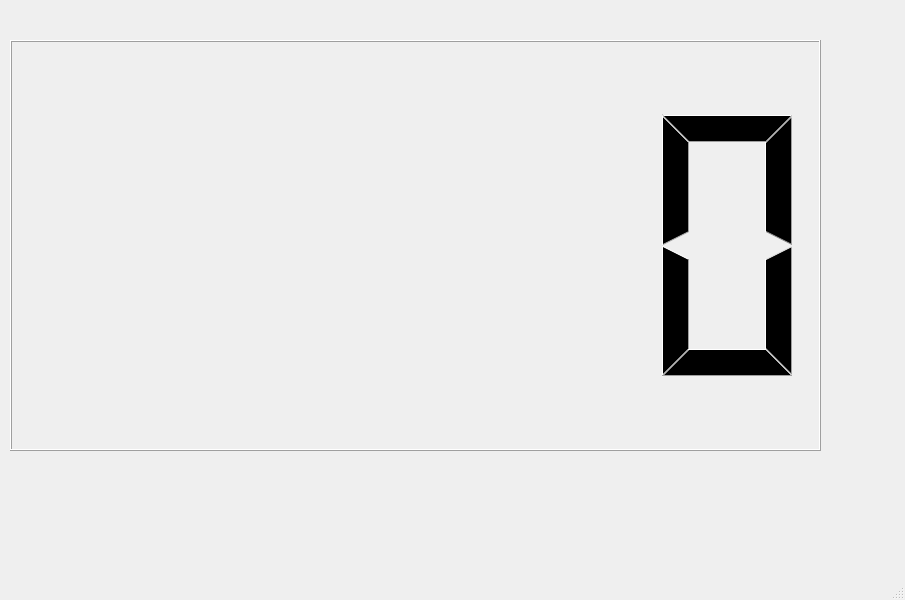
Before: the Qt Designer form main.ui in ceremcem/weighing-machine-testing, drawn with Qt 5.
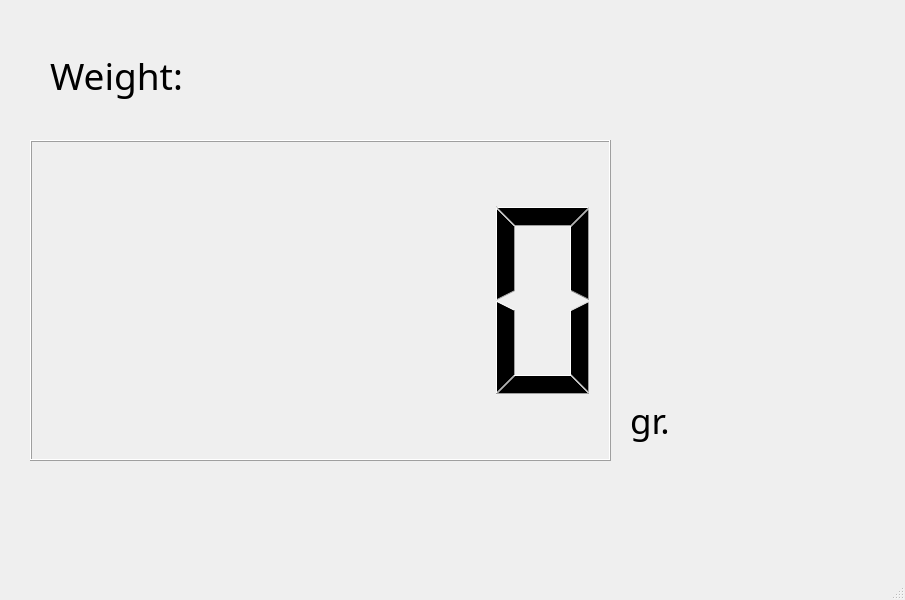
After: the same form once the commit is applied.

Diff of the .ui file:
```diff
--- a/main.ui
+++ b/main.ui
@@ -17,16 +17,54 @@
    <widget class="QLCDNumber" name="weight">
     <property name="geometry">
      <rect>
-      <x>10</x>
-      <y>40</y>
-      <width>811</width>
-      <height>411</height>
+      <x>30</x>
+      <y>140</y>
+      <width>581</width>
+      <height>321</height>
      </rect>
     </property>
     <property name="autoFillBackground">
      <bool>false</bool>
     </property>
    </widget>
+   <widget class="QLabel" name="label">
+    <property name="geometry">
+     <rect>
+      <x>50</x>
+      <y>50</y>
+      <width>491</width>
+      <height>51</height>
+     </rect>
+    </property>
+    <property name="font">
+     <font>
+      <family>Arial Black</family>
+      <pointsize>28</pointsize>
+     </font>
+    </property>
+    <property name="text">
+     <string>Weight: </string>
+    </property>
+   </widget>
+   <widget class="QLabel" name="label_2">
+    <property name="geometry">
+     <rect>
+      <x>630</x>
+      <y>390</y>
+      <width>101</width>
+      <height>61</height>
+     </rect>
+    </property>
+    <property name="font">
+     <font>
+      <family>Arial Black</family>
+      <pointsize>26</pointsize>
+     </font>
+    </property>
+    <property name="text">
+     <string>gr.</string>
+    </property>
+   </widget>
   </widget>
   <widget class="QMenuBar" name="menubar">
    <property name="geometry">
```
